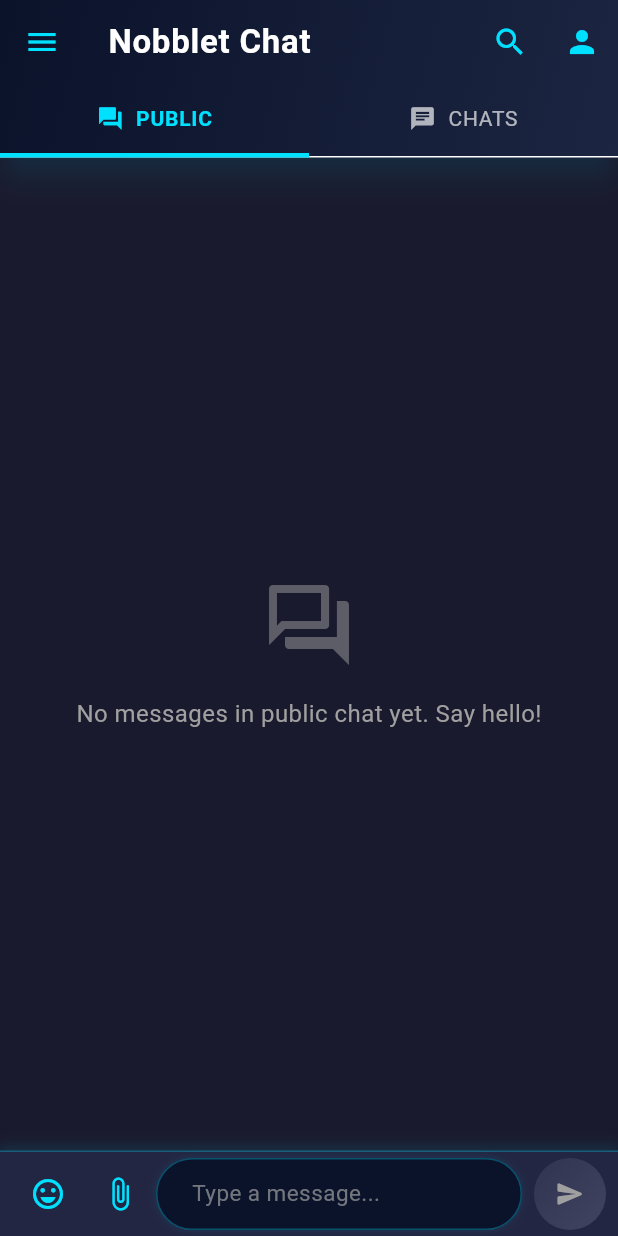
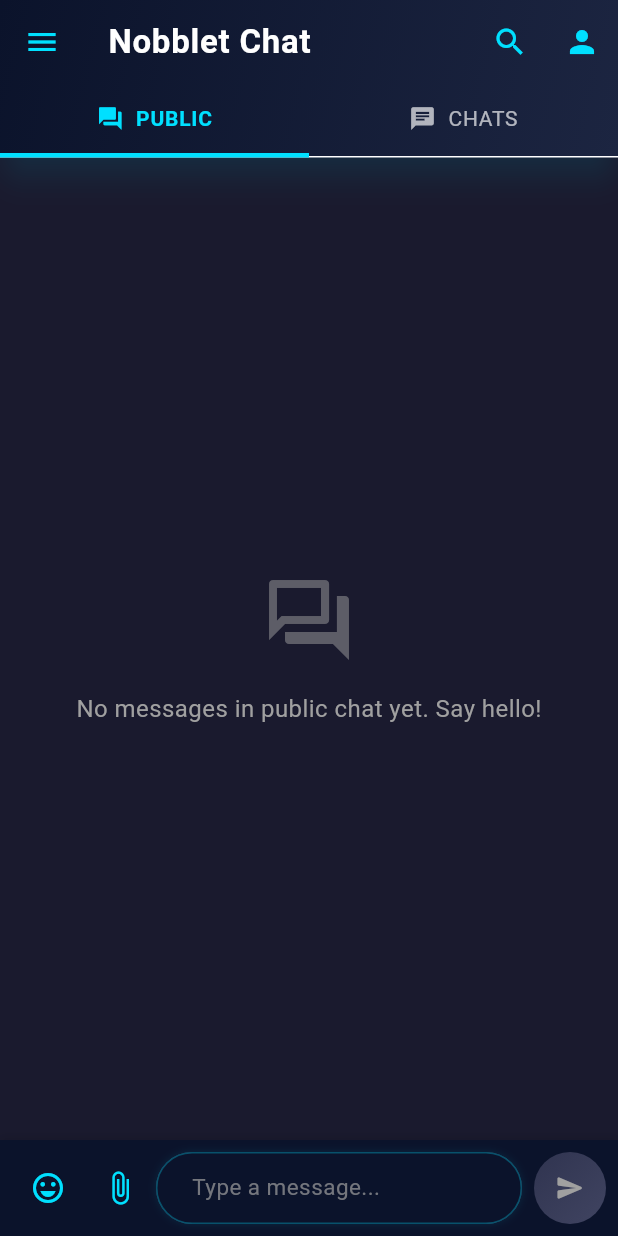
Before and after one commit to its-anya/Nobblet, a Flutter app: the ChatScreen screen opened by its route, on a phone screen of 412 x 824 dp. Run offline on Flutter 3.47's test engine with Material 3 defaults, Android fonts, the phone set to English and light mode, and no system bars; our stand-ins replace appwrite, cached_network_image, chewie, cloud_firestore, dio, emoji_picker_flutter and 9 more; missing offline and left inert: app_settings, flutter_chat_reactions, flutter_pdfview; accounts and stored records are empty.

Commit message:
blinking fix

```diff
--- a/lib/screens/chat_screen.dart
+++ b/lib/screens/chat_screen.dart
@@ -22,7 +22,7 @@ class ChatScreen extends StatefulWidget {
   State<ChatScreen> createState() => _ChatScreenState();
 }
 
-class _ChatScreenState extends State<ChatScreen> with TickerProviderStateMixin {
+class _ChatScreenState extends State<ChatScreen> with TickerProviderStateMixin, AutomaticKeepAliveClientMixin {
   final ChatService _chatService = ChatService();
   final FirebaseFirestore _firestore = FirebaseFirestore.instance;
   final TextEditingController _messageController = TextEditingController();
@@ -39,11 +39,21 @@ class _ChatScreenState extends State<ChatScreen> with TickerProviderStateMixin {
   Message? _replyToMessage;
   int _selectedTab = 0;
 
-  // Map to store uploading messages
-  final Map<String, Message> _uploadingMessages = {};
+  // Use ValueNotifier to avoid rebuilding the entire widget tree
+  final ValueNotifier<Map<String, Message>> _uploadingMessagesNotifier = ValueNotifier({});
+
+  // Cached stream for public messages to prevent rebuilds
+  Stream<List<Message>>? _cachedPublicMessagesStream;
+
+  // Map to store private message streams by user ID
+  final Map<String, Stream<List<Message>>> _privateMessageStreams = {};
 
   // Default reaction emojis
   final List<String> _defaultReactions = ['👍', '❤️', '😂', '😮', '😢', '😡'];
+
+  // Keep this widget alive when navigating to prevent rebuilds
+  @override
+  bool get wantKeepAlive => true;
 
   @override
   void initState() {
@@ -51,23 +61,28 @@ class _ChatScreenState extends State<ChatScreen> with TickerProviderStateMixin {
     _tabController = TabController(length: 2, vsync: this);
     _tabController.addListener(_handleTabChange);
     _chatService.saveUserData(); // Update user data
+
+    // Load data in the background without triggering UI rebuilds
+    Future.microtask(() {
       _loadRecentContacts();
       _checkBannedStatus();
+    });
 
     // Listen for text changes to enable/disable send button
     _messageController.addListener(_updateSendButtonState);
-
-    // We're going to skip connectivity checks for now as they're causing issues
-    // and aren't essential for our current task
   }
 
   void _handleTabChange() {
-    // Force update UI when tab changes to ensure input visibility
-    setState(() {});
+    // Only update UI if tab index actually changed
+    if (_selectedTab != _tabController.index) {
+      setState(() {
+        _selectedTab = _tabController.index;
+      });
 
       if (_tabController.index == 1) {
         // When switching to private chat tab, load recent contacts
         _loadRecentContacts();
+      }
     }
   }
 
@@ -114,7 +129,7 @@ class _ChatScreenState extends State<ChatScreen> with TickerProviderStateMixin {
     _searchController.dispose();
     _tabController.removeListener(_handleTabChange);
     _tabController.dispose();
-    // No need to cancel the subscription since we're not using it
+    _uploadingMessagesNotifier.dispose();
     super.dispose();
   }
 
@@ -134,17 +149,21 @@ class _ChatScreenState extends State<ChatScreen> with TickerProviderStateMixin {
 
     try {
       final results = await _chatService.searchUsers(_searchController.text.trim());
+      if (mounted) {
         setState(() {
           _searchResults = results;
           _isSearching = false;
         });
+      }
     } catch (e) {
+      if (mounted) {
         setState(() {
           _isSearching = false;
         });
         ScaffoldMessenger.of(context).showSnackBar(
           SnackBar(content: Text('Search error: $e')),
         );
+      }
     }
   }
 
@@ -152,6 +171,16 @@ class _ChatScreenState extends State<ChatScreen> with TickerProviderStateMixin {
   Future<void> _sendMessage() async {
     final text = _messageController.text.trim();
     if (text.isEmpty) return;
+
+    // Clear input field immediately for better UX
+    _messageController.clear();
+
+    // Clear reply state after sending
+    final replyMessage = _replyToMessage;
+    setState(() {
+      _replyToMessage = null;
+      _canSendMessage = false;
+    });
 
     try {
       if (_tabController.index == 0) {
@@ -159,9 +188,9 @@ class _ChatScreenState extends State<ChatScreen> with TickerProviderStateMixin {
         await _chatService.sendMessage(
           text: text,
           isPublic: true,
-          replyToMessageId: _replyToMessage?.id,
-          replyToText: _replyToMessage?.text,
-          replyToSenderName: _replyToMessage?.senderName,
+          replyToMessageId: replyMessage?.id,
+          replyToText: replyMessage?.text,
+          replyToSenderName: replyMessage?.senderName,
         );
       } else if (_selectedUser != null) {
         // Send private message
@@ -169,17 +198,11 @@ class _ChatScreenState extends State<ChatScreen> with TickerProviderStateMixin {
           text: text,
           isPublic: false,
           receiverId: _selectedUser!.id,
-          replyToMessageId: _replyToMessage?.id,
-          replyToText: _replyToMessage?.text,
-          replyToSenderName: _replyToMessage?.senderName,
-        );
-      }
-      _messageController.clear();
-      // Clear reply state after sending
-      setState(() {
-        _replyToMessage = null;
-        _canSendMessage = false;
-      });
+          replyToMessageId: replyMessage?.id,
+          replyToText: replyMessage?.text,
+          replyToSenderName: replyMessage?.senderName,
+        );
+      }
     } catch (e) {
       ScaffoldMessenger.of(context).showSnackBar(
         SnackBar(content: Text('Error sending message: $e')),
@@ -192,25 +215,25 @@ class _ChatScreenState extends State<ChatScreen> with TickerProviderStateMixin {
     // Progress should always be valid now with our custom implementation
     print("File upload progress: ${message.fileName ?? 'File'} - ${(progress * 100).toStringAsFixed(0)}% - $timeRemaining");
 
-    // Store or update the message in the uploading messages map
-    if (mounted) {
-      setState(() {
+    // Update the uploading messages map using ValueNotifier
+    final currentMessages = Map<String, Message>.from(_uploadingMessagesNotifier.value);
+
     if (isComplete) {
       // Remove from uploading messages once complete
       print("Upload complete for: ${message.fileName ?? 'File'}");
-          _uploadingMessages.remove(message.id);
+      currentMessages.remove(message.id);
     } else {
       // Update the message with new progress
       final updatedMessage = message.copyWith(
         uploadProgress: progress,
-            // We need to ensure timeRemaining is reflected in the UI
         formattedFileSize: message.formattedFileSize ?? '0 B',
       );
 
-          _uploadingMessages[message.id] = updatedMessage;
-        }
-      });
-    }
+      currentMessages[message.id] = updatedMessage;
+    }
+
+    // Update the notifier value
+    _uploadingMessagesNotifier.value = currentMessages;
   }
 
   // Share a file
@@ -253,7 +276,7 @@ class _ChatScreenState extends State<ChatScreen> with TickerProviderStateMixin {
 
           // Add initial message to uploading map if it's still uploading
           if (tempMessage?.isUploading ?? false) {
-            _uploadingMessages[tempMessage!.id] = tempMessage;
+            _uploadingMessagesNotifier.value[tempMessage!.id] = tempMessage;
           }
         });
       }
@@ -335,6 +358,8 @@ class _ChatScreenState extends State<ChatScreen> with TickerProviderStateMixin {
 
   @override
   Widget build(BuildContext context) {
+    super.build(context); // Required for AutomaticKeepAliveClientMixin
+
     final theme = Theme.of(context);
 
     // Always show input in PUBLIC tab or when a user is selected in CHATS tab
@@ -382,22 +407,27 @@ class _ChatScreenState extends State<ChatScreen> with TickerProviderStateMixin {
             onPressed: () async {
               final userId = await Navigator.push<String>(
                 context,
-                MaterialPageRoute(builder: (context) => const UserSearchScreen()),
+                MaterialPageRoute(
+                  builder: (context) => const UserSearchScreen(),
+                  maintainState: true,
+                ),
               );
 
               if (userId != null && mounted) {
                 try {
                   final users = await _chatService.searchUsers(userId);
-                  if (users.isNotEmpty) {
+                  if (users.isNotEmpty && mounted) {
                     setState(() {
                       _selectedUser = users.first;
-                      _tabController.index = 1; // Switch to private chat tab
+                      _tabController.animateTo(1); // Switch to private chat tab with animation
                     });
                   }
                 } catch (e) {
+                  if (mounted) {
                     ScaffoldMessenger.of(context).showSnackBar(
                       SnackBar(content: Text('Error finding user: $e')),
                     );
+                  }
                 }
               }
             },
@@ -408,7 +438,10 @@ class _ChatScreenState extends State<ChatScreen> with TickerProviderStateMixin {
             onPressed: () {
               Navigator.push(
                 context,
-                MaterialPageRoute(builder: (context) => const ProfileScreen()),
+                MaterialPageRoute(
+                  builder: (context) => const ProfileScreen(),
+                  maintainState: true,
+                ),
               );
             },
           ),
@@ -448,14 +481,19 @@ class _ChatScreenState extends State<ChatScreen> with TickerProviderStateMixin {
           Expanded(
             child: TabBarView(
               controller: _tabController,
-              children: [
-                // Public Chat
-                _buildPublicChatView(),
-
-                // Private Chats
-                _selectedUser == null
+              physics: const AlwaysScrollableScrollPhysics(),
+              children: [
+                // Public Chat - Use RepaintBoundary to prevent unnecessary repaints
+                RepaintBoundary(
+                  child: _buildMessageList(isPublic: true),
+                ),
+
+                // Private Chats - Use RepaintBoundary to prevent unnecessary repaints
+                RepaintBoundary(
+                  child: _selectedUser == null
                       ? _buildContactsList()
-                    : _buildPrivateChatView(),
+                      : _buildMessageList(isPublic: false, userId: _selectedUser!.id),
+                ),
               ],
             ),
           ),
@@ -862,13 +900,32 @@ class _ChatScreenState extends State<ChatScreen> with TickerProviderStateMixin {
               );
   }
 
-  Widget _buildMessageList({required bool isPublic, String? userId}) {
+  // Get stream for messages (with caching to prevent rebuilds)
+  Stream<List<Message>> _getMessagesStream(bool isPublic, String? userId) {
+    if (isPublic) {
+      // Use cached stream for public messages if available
+      _cachedPublicMessagesStream ??= _chatService.getPublicMessages();
+      return _cachedPublicMessagesStream!;
+    } else if (userId != null) {
+      // Use cached stream for private messages if available
+      if (!_privateMessageStreams.containsKey(userId)) {
+        _privateMessageStreams[userId] = _chatService.getPrivateMessages(userId);
+      }
+      return _privateMessageStreams[userId]!;
+    }
+
+    // Fallback to empty stream
+    return Stream.value([]);
+  }
+
+  // Build message list with optimized rendering
+  Widget _buildMessageList({bool isPublic = true, String? userId}) {
+    super.build(context); // Required for AutomaticKeepAliveClientMixin
+
     return StreamBuilder<List<Message>>(
-      stream: isPublic
-          ? _chatService.getPublicMessages()
-          : (userId != null ? _chatService.getPrivateMessages(userId) : null),
+      stream: _getMessagesStream(isPublic, userId),
       builder: (context, snapshot) {
-        if (snapshot.connectionState == ConnectionState.waiting && _uploadingMessages.isEmpty) {
+        if (snapshot.connectionState == ConnectionState.waiting && _uploadingMessagesNotifier.value.isEmpty) {
           return const Center(
             child: CircularProgressIndicator(
               valueColor: AlwaysStoppedAnimation<Color>(AppTheme.accentColor),
@@ -881,14 +938,25 @@ class _ChatScreenState extends State<ChatScreen> with TickerProviderStateMixin {
             child: Column(
               mainAxisSize: MainAxisSize.min,
               children: [
-                Icon(Icons.error_outline, color: AppTheme.errorColor, size: 40),
-                const SizedBox(height: 8),
+                const Icon(Icons.error_outline, color: AppTheme.errorColor, size: 48),
+                const SizedBox(height: 16),
                 Text(
-                  'Error loading messages',
-                  style: TextStyle(color: AppTheme.errorColor),
-                ),
-                TextButton(
-                  onPressed: () => setState(() {}),
+                  'Error loading messages: ${snapshot.error}',
+                  style: const TextStyle(color: AppTheme.errorColor),
+                  textAlign: TextAlign.center,
+                ),
+                const SizedBox(height: 16),
+                ElevatedButton(
+                  onPressed: () {
+                    setState(() {
+                      // Force refresh the streams
+                      if (isPublic) {
+                        _cachedPublicMessagesStream = null;
+                      } else if (userId != null) {
+                        _privateMessageStreams.remove(userId);
+                      }
+                    });
+                  },
                   child: const Text('Retry'),
                 ),
               ],
@@ -896,22 +964,26 @@ class _ChatScreenState extends State<ChatScreen> with TickerProviderStateMixin {
           );
         }
 
-        // Get messages from the stream
         List<Message> messages = snapshot.data ?? [];
 
-        // Add uploading messages
-        if (_uploadingMessages.isNotEmpty) {
-          // Only add relevant uploading messages (public or private to this user)
-          final uploadingMsgs = _uploadingMessages.values.where((msg) {
+        // Use ValueListenableBuilder for uploading messages to prevent full widget rebuilds
+        return ValueListenableBuilder<Map<String, Message>>(
+          valueListenable: _uploadingMessagesNotifier,
+          builder: (context, uploadingMessages, child) {
+            final List<Message> allMessages = [...messages];
+
+            // Add relevant uploading messages
+            if (uploadingMessages.isNotEmpty) {
+              final uploadingMsgs = uploadingMessages.values.where((msg) {
                 if (isPublic) return msg.isPublic;
                 return !msg.isPublic && (msg.receiverId == userId || msg.senderId == userId);
               }).toList();
 
               // Add at the beginning (newest messages)
-          messages = [...uploadingMsgs, ...messages];
-        }
-
-        if (messages.isEmpty) {
+              allMessages.insertAll(0, uploadingMsgs);
+            }
+
+            if (allMessages.isEmpty) {
               return Center(
                 child: Column(
                   mainAxisSize: MainAxisSize.min,
@@ -943,11 +1015,12 @@ class _ChatScreenState extends State<ChatScreen> with TickerProviderStateMixin {
                 final currentUserId = _chatService.currentUser?.uid;
 
                 return ListView.builder(
+                  key: PageStorageKey<String>(isPublic ? 'public_messages' : 'private_$userId'),
                   padding: const EdgeInsets.symmetric(horizontal: 8, vertical: 12),
                   reverse: true,
-              itemCount: messages.length,
+                  itemCount: allMessages.length,
                   itemBuilder: (context, index) {
-                final message = messages[index];
+                    final message = allMessages[index];
                     final isMe = message.senderId == currentUserId;
 
                     return Dismissible(
@@ -965,6 +1038,7 @@ class _ChatScreenState extends State<ChatScreen> with TickerProviderStateMixin {
                           }
                         },
                         child: MessageBubble(
+                          key: ValueKey(message.id),
                           message: message,
                           isMe: isMe,
                           isAdmin: isAdmin,
@@ -978,6 +1052,8 @@ class _ChatScreenState extends State<ChatScreen> with TickerProviderStateMixin {
                   },
                 );
               }
+            );
+          },
         );
       },
     );
@@ -1148,23 +1224,16 @@ class _ChatScreenState extends State<ChatScreen> with TickerProviderStateMixin {
 
   Widget _buildMessageInput() {
     return Container(
-      padding: const EdgeInsets.symmetric(horizontal: 8.0, vertical: 4.0),
+      padding: const EdgeInsets.symmetric(horizontal: 8, vertical: 8),
       decoration: BoxDecoration(
-        color: AppTheme.secondaryBackgroundColor,
+        color: AppTheme.primaryColor,
         boxShadow: [
           BoxShadow(
-            color: AppTheme.accentColor.withOpacity(0.1),
-            spreadRadius: 1,
-            blurRadius: 6,
-            offset: const Offset(0, -3),
-          ),
-        ],
-        border: Border(
-          top: BorderSide(
-            color: AppTheme.accentColor.withOpacity(0.3),
-            width: 1,
-          ),
-        ),
+            color: Colors.black.withOpacity(0.1),
+            blurRadius: 4,
+            offset: const Offset(0, -2),
+          ),
+        ],
       ),
       child: Row(
         children: [
@@ -1174,29 +1243,60 @@ class _ChatScreenState extends State<ChatScreen> with TickerProviderStateMixin {
               _showEmojiPicker ? Icons.keyboard : Icons.emoji_emotions_outlined,
               color: AppTheme.accentColor,
             ),
+            onPressed: () {
+              setState(() {
+                _showEmojiPicker = !_showEmojiPicker;
+              });
+              if (!_showEmojiPicker) {
+                FocusScope.of(context).requestFocus(FocusNode());
+              }
+            },
             splashRadius: 20,
-            onPressed: () {
-              setState(() {
-                _showEmojiPicker = !_showEmojiPicker;
-              });
-            },
           ),
 
           // Attachment button
           IconButton(
-            icon: const Icon(
-              Icons.attach_file_rounded,
-              color: AppTheme.accentColor,
-            ),
+            icon: const Icon(Icons.attach_file, color: AppTheme.accentColor),
+            onPressed: () async {
+              final tempMessage = await _chatService.uploadFileAndSendMessage(
+                context: context,
+                text: _messageController.text.trim(),
+                isPublic: _tabController.index == 0,
+                receiverId: _selectedUser?.id,
+                replyToMessageId: _replyToMessage?.id,
+                replyToText: _replyToMessage?.text,
+                replyToSenderName: _replyToMessage?.senderName,
+                onProgressUpdate: _handleFileUploadProgress,
+              );
+
+              if (tempMessage != null) {
+                // Clear message input if upload started
+                _messageController.clear();
+
+                // Clear reply state
+                if (_replyToMessage != null) {
+                  setState(() {
+                    _replyToMessage = null;
+                  });
+                }
+
+                // Add initial message to uploading map if it's still uploading
+                if (tempMessage.isUploading) {
+                  final currentMessages = Map<String, Message>.from(_uploadingMessagesNotifier.value);
+                  currentMessages[tempMessage.id] = tempMessage;
+                  _uploadingMessagesNotifier.value = currentMessages;
+                }
+              }
+            },
             splashRadius: 20,
-            onPressed: _shareFile,
-          ),
-
-          // Text input field
+          ),
+
+          // Text field
           Expanded(
             child: Container(
               decoration: BoxDecoration(
                 borderRadius: BorderRadius.circular(24),
+                color: AppTheme.secondaryColor,
                 boxShadow: [
                   BoxShadow(
                     color: AppTheme.accentColor.withOpacity(0.1),
@@ -1236,6 +1336,7 @@ class _ChatScreenState extends State<ChatScreen> with TickerProviderStateMixin {
                 maxLines: 5,
                 textCapitalization: TextCapitalization.sentences,
                 onChanged: (text) {
+                  // Use the ValueNotifier pattern here to avoid rebuilding the entire widget
                   final canSend = text.trim().isNotEmpty;
                   if (canSend != _canSendMessage) {
                     setState(() {
@@ -1252,35 +1353,35 @@ class _ChatScreenState extends State<ChatScreen> with TickerProviderStateMixin {
           Container(
             decoration: BoxDecoration(
               shape: BoxShape.circle,
-              gradient: _messageController.text.trim().isEmpty
-                  ? const LinearGradient(
+              gradient: _canSendMessage
+                  ? AppTheme.neonGradient
+                  : const LinearGradient(
                       colors: [Color(0xFF303450), Color(0xFF404461)],
                       begin: Alignment.topLeft,
                       end: Alignment.bottomRight,
-                    )
-                  : AppTheme.neonGradient,
-              boxShadow: _messageController.text.trim().isEmpty
-                  ? []
-                  : [
+                    ),
+              boxShadow: _canSendMessage
+                  ? [
                       BoxShadow(
                         color: AppTheme.accentColor.withOpacity(0.4),
                         blurRadius: 8,
                         spreadRadius: 1,
                       )
-                    ],
+                    ]
+                  : [],
             ),
             child: Material(
               type: MaterialType.transparency,
               child: InkWell(
                 borderRadius: BorderRadius.circular(24),
-                onTap: _messageController.text.trim().isEmpty ? null : _sendMessage,
+                onTap: _canSendMessage ? _sendMessage : null,
                 child: Container(
                   padding: const EdgeInsets.all(14),
                   child: Icon(
                     Icons.send_rounded,
-                    color: _messageController.text.trim().isEmpty
-                        ? AppTheme.secondaryTextColor
-                        : AppTheme.lightTextColor,
+                    color: _canSendMessage
+                        ? AppTheme.lightTextColor
+                        : AppTheme.secondaryTextColor,
                     size: 20,
                   ),
                 ),
--- a/pubspec.yaml
+++ b/pubspec.yaml
@@ -74,6 +74,7 @@ dependencies:
   dio: ^5.8.0+1
   permission_handler: ^11.0.1
   app_settings: ^5.1.1
+  shimmer: ^3.0.0
 
 dev_dependencies:
   flutter_test:
```
Also changed, not shown: pubspec.lock, 1 other file. Lines whose indentation alone changed are shown as unchanged.
